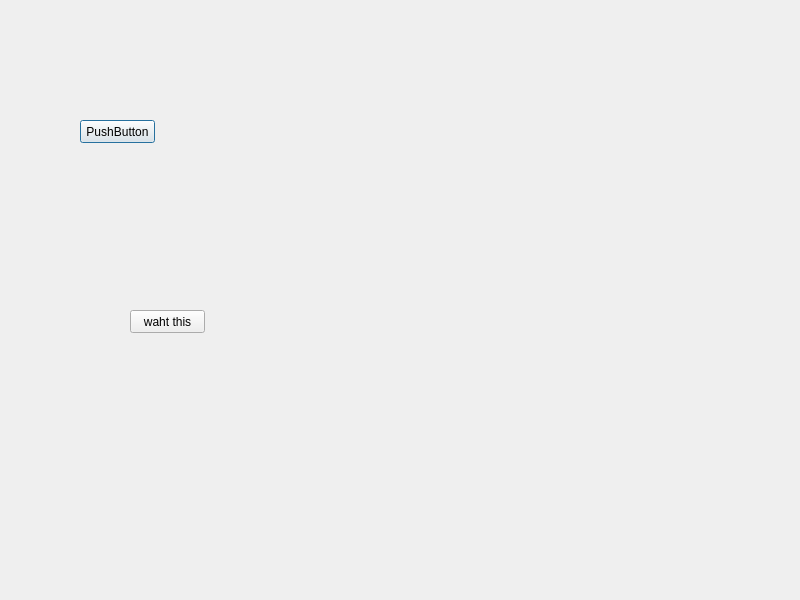
This is BV1UJ41197eU/059/dialog.ui in rouchie/Qt as Qt 5 draws it before an edit. The edited form follows.
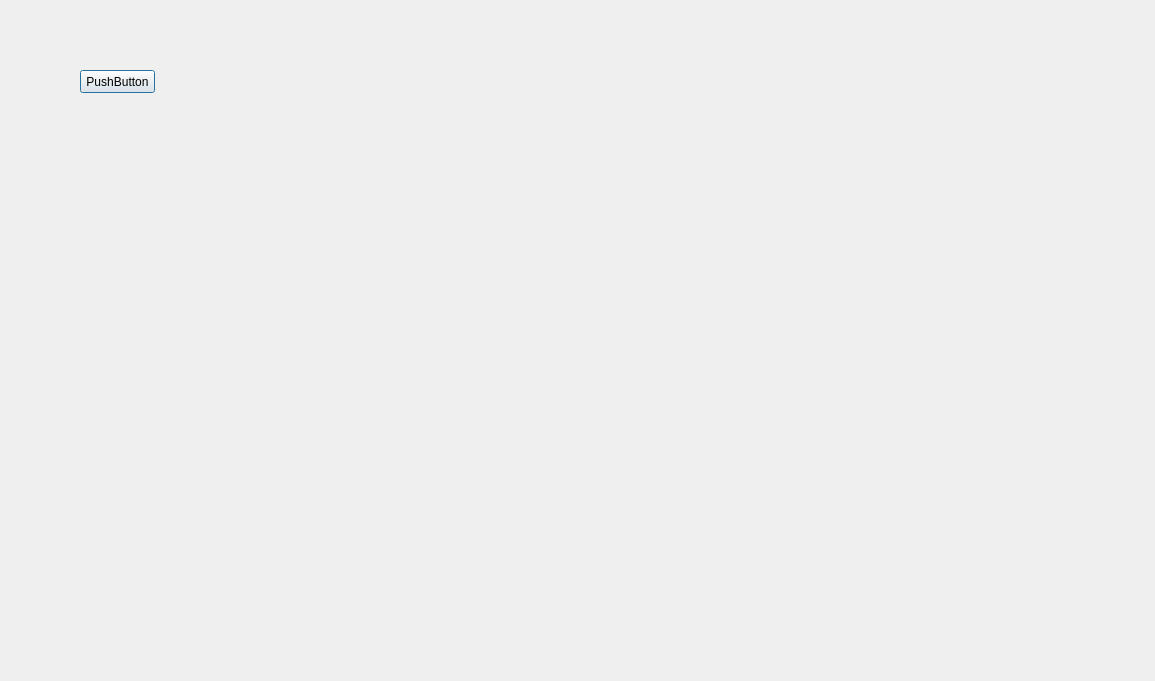
This is the edited form.

Patch:
```diff
--- a/BV1UJ41197eU/059/dialog.ui
+++ b/BV1UJ41197eU/059/dialog.ui
@@ -6,8 +6,8 @@
    <rect>
     <x>0</x>
     <y>0</y>
-    <width>800</width>
-    <height>600</height>
+    <width>1155</width>
+    <height>681</height>
    </rect>
   </property>
   <property name="windowTitle">
@@ -17,7 +17,7 @@
    <property name="geometry">
     <rect>
      <x>80</x>
-     <y>120</y>
+     <y>70</y>
      <width>75</width>
      <height>23</height>
     </rect>
@@ -26,19 +26,6 @@
     <string>PushButton</string>
    </property>
   </widget>
-  <widget class="QPushButton" name="pushButton_2">
-   <property name="geometry">
-    <rect>
-     <x>130</x>
-     <y>310</y>
-     <width>75</width>
-     <height>23</height>
-    </rect>
-   </property>
-   <property name="text">
-    <string>waht this</string>
-   </property>
-  </widget>
  </widget>
  <resources/>
  <connections/>
```
